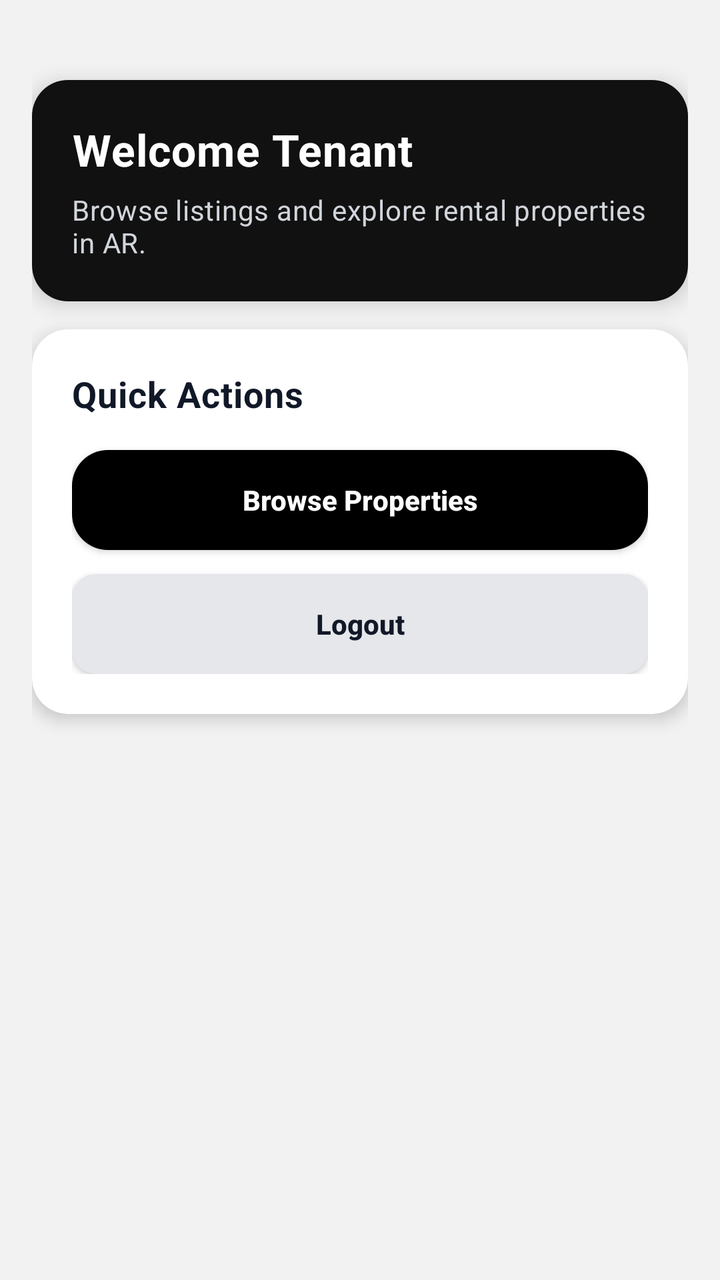
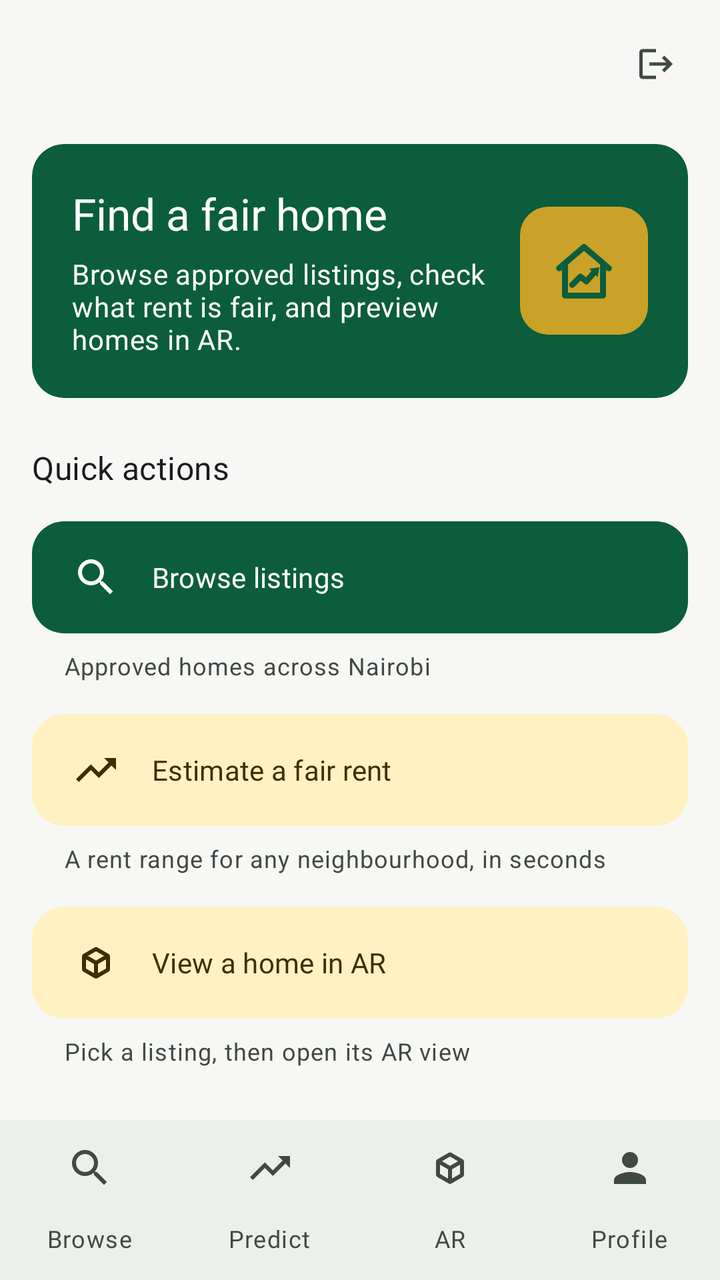

The first picture is an Android layout as it rendered before a commit; the second is the same layout after the commit. The layout source and the unified diff follow.
<!-- AndroidManifest.xml: application theme Theme.KodiWise -->
<!-- res/layout/activity_tenant_dashboard.xml -->
<?xml version="1.0" encoding="utf-8"?>
<ScrollView xmlns:android="http://schemas.android.com/apk/res/android"
    android:id="@+id/tenantRoot"
    android:layout_width="match_parent"
    android:layout_height="match_parent"
    android:background="#F2F2F2"
    android:fillViewport="true">

    <LinearLayout
        android:layout_width="match_parent"
        android:layout_height="wrap_content"
        android:orientation="vertical"
        android:padding="16dp">

        
        <androidx.cardview.widget.CardView
            xmlns:app="http://schemas.android.com/apk/res-auto"
            android:layout_width="match_parent"
            android:layout_height="wrap_content"
            android:layout_marginTop="24dp"
            android:layout_marginBottom="14dp"
            app:cardCornerRadius="18dp"
            app:cardElevation="6dp">

            <LinearLayout
                android:layout_width="match_parent"
                android:layout_height="wrap_content"
                android:background="#111111"
                android:orientation="vertical"
                android:padding="20dp">

                <TextView
                    android:id="@+id/tvWelcomeTenant"
                    android:layout_width="wrap_content"
                    android:layout_height="wrap_content"
                    android:text="Welcome Tenant"
                    android:textColor="#FFFFFF"
                    android:textSize="22sp"
                    android:textStyle="bold" />

                <TextView
                    android:layout_width="wrap_content"
                    android:layout_height="wrap_content"
                    android:layout_marginTop="6dp"
                    android:text="Browse listings and explore rental properties in AR."
                    android:textColor="#D1D5DB"
                    android:textSize="14sp" />

            </LinearLayout>

        </androidx.cardview.widget.CardView>

        
        <androidx.cardview.widget.CardView
            xmlns:app="http://schemas.android.com/apk/res-auto"
            android:layout_width="match_parent"
            android:layout_height="wrap_content"
            app:cardCornerRadius="18dp"
            app:cardElevation="5dp">

            <LinearLayout
                android:layout_width="match_parent"
                android:layout_height="wrap_content"
                android:orientation="vertical"
                android:padding="20dp">

                <TextView
                    android:layout_width="wrap_content"
                    android:layout_height="wrap_content"
                    android:text="Quick Actions"
                    android:textColor="#111827"
                    android:textSize="18sp"
                    android:textStyle="bold"
                    android:layout_marginBottom="16dp" />

                <androidx.appcompat.widget.AppCompatButton
                    android:id="@+id/btnBrowseProperties"
                    android:layout_width="match_parent"
                    android:layout_height="50dp"
                    android:text="Browse Properties"
                    android:textAllCaps="false"
                    android:textColor="#FFFFFF"
                    android:textSize="14sp"
                    android:textStyle="bold"
                    android:background="@drawable/btn_black_rounded"
                    android:backgroundTint="@null"
                    android:layout_marginBottom="12dp" />

                <androidx.appcompat.widget.AppCompatButton
                    android:id="@+id/btnLogout"
                    android:layout_width="match_parent"
                    android:layout_height="50dp"
                    android:text="Logout"
                    android:textAllCaps="false"
                    android:textColor="#111827"
                    android:textSize="14sp"
                    android:textStyle="bold"
                    android:background="@drawable/bg_light_button"
                    android:backgroundTint="@null" />

            </LinearLayout>

        </androidx.cardview.widget.CardView>

    </LinearLayout>

</ScrollView>
<!-- resources referenced by this layout -->
<resources>
  <!-- drawable bg_light_button (drawable) -->
  <?xml version="1.0" encoding="utf-8"?>
  <shape xmlns:android="http://schemas.android.com/apk/res/android">
      <solid android:color="#E5E7EB" />
      <corners android:radius="12dp" />
  </shape>
  <!-- drawable btn_black_rounded (drawable) -->
  <?xml version="1.0" encoding="utf-8"?>
  <selector xmlns:android="http://schemas.android.com/apk/res/android">
  
      
      <item android:state_pressed="true">
          <shape android:shape="rectangle">
              <solid android:color="#111111"/>
              <corners android:radius="18dp"/>
          </shape>
      </item>
  
      
      <item>
          <shape android:shape="rectangle">
              <solid android:color="#000000"/>
              <corners android:radius="18dp"/>
          </shape>
      </item>
  
  </selector>
  <style name="Widget.KodiWise.BottomNav" parent="Widget.Material3.BottomNavigationView">
          <item name="itemTextAppearanceActive">@style/TextAppearance.KodiWise.LabelMedium</item>
          <item name="itemTextAppearanceInactive">@style/TextAppearance.KodiWise.LabelMedium</item>
      </style>
  <!-- unchanged entries left out for length: 62 -->
</resources>

<!-- the commit's change to res/layout/activity_tenant_dashboard.xml (unified diff, before → after) -->
@@ -1,107 +1,158 @@
 <?xml version="1.0" encoding="utf-8"?>
-<ScrollView xmlns:android="http://schemas.android.com/apk/res/android"
+<LinearLayout xmlns:android="http://schemas.android.com/apk/res/android"
+    android:fitsSystemWindows="true"
+    xmlns:app="http://schemas.android.com/apk/res-auto"
     android:id="@+id/tenantRoot"
     android:layout_width="match_parent"
     android:layout_height="match_parent"
-    android:background="#F2F2F2"
-    android:fillViewport="true">
+    android:background="?android:attr/colorBackground"
+    android:orientation="vertical">
 
-    <LinearLayout
+    <com.google.android.material.appbar.MaterialToolbar
+        android:id="@+id/toolbar"
         android:layout_width="match_parent"
         android:layout_height="wrap_content"
-        android:orientation="vertical"
-        android:padding="16dp">
+        android:minHeight="?attr/actionBarSize"
+        android:background="?android:attr/colorBackground">
 
         
-        <androidx.cardview.widget.CardView
-            xmlns:app="http://schemas.android.com/apk/res-auto"
+        <com.google.android.material.button.MaterialButton
+            android:id="@+id/btnLogout"
+            style="@style/Widget.Material3.Button.IconButton"
+            android:layout_width="48dp"
+            android:layout_height="48dp"
+            android:layout_gravity="end|center_vertical"
+            android:layout_marginEnd="8dp"
+            android:contentDescription="@string/log_out"
+            app:icon="@drawable/ic_logout"
+            app:iconTint="?attr/colorOnSurfaceVariant" />
+    </com.google.android.material.appbar.MaterialToolbar>
+
+    <ScrollView
+        android:layout_width="match_parent"
+        android:layout_height="0dp"
+        android:layout_weight="1"
+        android:fillViewport="true">
+
+        <LinearLayout
             android:layout_width="match_parent"
             android:layout_height="wrap_content"
-            android:layout_marginTop="24dp"
-            android:layout_marginBottom="14dp"
-            app:cardCornerRadius="18dp"
-            app:cardElevation="6dp">
+            android:orientation="vertical"
+            android:paddingHorizontal="16dp"
+            android:paddingBottom="24dp">
 
-            <LinearLayout
+            
+            <com.google.android.material.card.MaterialCardView
+                style="@style/Widget.KodiWise.Card.Hero"
                 android:layout_width="match_parent"
                 android:layout_height="wrap_content"
-                android:background="#111111"
-                android:orientation="vertical"
-                android:padding="20dp">
+                android:layout_marginTop="8dp">
 
-                <TextView
-                    android:id="@+id/tvWelcomeTenant"
-                    android:layout_width="wrap_content"
+                <LinearLayout
+                    android:layout_width="match_parent"
                     android:layout_height="wrap_content"
-                    android:text="Welcome Tenant"
-                    android:textColor="#FFFFFF"
-                    android:textSize="22sp"
-                    android:textStyle="bold" />
+                    android:gravity="center_vertical"
+                    android:orientation="horizontal"
+                    android:padding="20dp">
 
-                <TextView
-                    android:layout_width="wrap_content"
-                    android:layout_height="wrap_content"
-                    android:layout_marginTop="6dp"
-                    android:text="Browse listings and explore rental properties in AR."
-                    android:textColor="#D1D5DB"
-                    android:textSize="14sp" />
+                    <LinearLayout
+                        android:layout_width="0dp"
+                        android:layout_height="wrap_content"
+                        android:layout_weight="1"
+                        android:orientation="vertical">
 
-            </LinearLayout>
+                        <TextView
+                            android:id="@+id/tvWelcomeTenant"
+                            android:layout_width="wrap_content"
+                            android:layout_height="wrap_content"
+                            android:text="@string/hero_tenant_title"
+                            android:textAppearance="?attr/textAppearanceTitleLarge"
+                            android:textColor="@color/kw_on_hero" />
 
-        </androidx.cardview.widget.CardView>
+                        <TextView
+                            android:layout_width="wrap_content"
+                            android:layout_height="wrap_content"
+                            android:layout_marginTop="6dp"
+                            android:text="@string/hero_tenant_body"
+                            android:textAppearance="?attr/textAppearanceBodyMedium"
+                            android:textColor="@color/kw_on_hero" />
+                    </LinearLayout>
 
-        
-        <androidx.cardview.widget.CardView
-            xmlns:app="http://schemas.android.com/apk/res-auto"
-            android:layout_width="match_parent"
-            android:layout_height="wrap_content"
-            app:cardCornerRadius="18dp"
-            app:cardElevation="5dp">
+                    <ImageView
+                        android:layout_width="64dp"
+                        android:layout_height="64dp"
+                        android:layout_marginStart="12dp"
+                        android:contentDescription="@null"
+                        android:src="@drawable/ic_logo" />
+                </LinearLayout>
+            </com.google.android.material.card.MaterialCardView>
 
-            <LinearLayout
+            <TextView
+                android:layout_width="wrap_content"
+                android:layout_height="wrap_content"
+                android:layout_marginTop="24dp"
+                android:text="@string/quick_actions"
+                android:textAppearance="?attr/textAppearanceTitleMedium"
+                android:textColor="?attr/colorOnBackground" />
+
+            <com.google.android.material.button.MaterialButton
+                android:id="@+id/btnBrowseProperties"
+                style="@style/Widget.KodiWise.Button.Action.Primary"
                 android:layout_width="match_parent"
                 android:layout_height="wrap_content"
-                android:orientation="vertical"
-                android:padding="20dp">
+                android:layout_marginTop="12dp"
+                android:text="@string/action_browse"
+                app:icon="@drawable/ic_search" />
+            <TextView
+                android:layout_width="match_parent"
+                android:layout_height="wrap_content"
+                android:layout_marginStart="16dp"
+                android:layout_marginTop="4dp"
+                android:text="@string/action_browse_sub"
+                android:textAppearance="?attr/textAppearanceBodySmall"
+                android:textColor="?attr/colorOnSurfaceVariant" />
 
-                <TextView
-                    android:layout_width="wrap_content"
-                    android:layout_height="wrap_content"
-                    android:text="Quick Actions"
-                    android:textColor="#111827"
-                    android:textSize="18sp"
-                    android:textStyle="bold"
-                    android:layout_marginBottom="16dp" />
+            <com.google.android.material.button.MaterialButton
+                android:id="@+id/btnTenantPredict"
+                style="@style/Widget.KodiWise.Button.Action"
+                android:layout_width="match_parent"
+                android:layout_height="wrap_content"
+                android:layout_marginTop="12dp"
+                android:text="@string/action_predict"
+                app:icon="@drawable/ic_trending_up" />
+            <TextView
+                android:layout_width="match_parent"
+                android:layout_height="wrap_content"
+                android:layout_marginStart="16dp"
+                android:layout_marginTop="4dp"
+                android:text="@string/action_predict_sub"
+                android:textAppearance="?attr/textAppearanceBodySmall"
+                android:textColor="?attr/colorOnSurfaceVariant" />
 
-                <androidx.appcompat.widget.AppCompatButton
-                    android:id="@+id/btnBrowseProperties"
-                    android:layout_width="match_parent"
-                    android:layout_height="50dp"
-                    android:text="Browse Properties"
-                    android:textAllCaps="false"
-                    android:textColor="#FFFFFF"
-                    android:textSize="14sp"
-                    android:textStyle="bold"
-                    android:background="@drawable/btn_black_rounded"
-                    android:backgroundTint="@null"
-                    android:layout_marginBottom="12dp" />
+            <com.google.android.material.button.MaterialButton
+                android:id="@+id/btnTenantAr"
+                style="@style/Widget.KodiWise.Button.Action"
+                android:layout_width="match_parent"
+                android:layout_height="wrap_content"
+                android:layout_marginTop="12dp"
+                android:text="@string/action_ar"
+                app:icon="@drawable/ic_view_in_ar" />
+            <TextView
+                android:layout_width="match_parent"
+                android:layout_height="wrap_content"
+                android:layout_marginStart="16dp"
+                android:layout_marginTop="4dp"
+                android:text="@string/action_ar_sub"
+                android:textAppearance="?attr/textAppearanceBodySmall"
+                android:textColor="?attr/colorOnSurfaceVariant" />
 
-                <androidx.appcompat.widget.AppCompatButton
-                    android:id="@+id/btnLogout"
-                    android:layout_width="match_parent"
-                    android:layout_height="50dp"
-                    android:text="Logout"
-                    android:textAllCaps="false"
-                    android:textColor="#111827"
-                    android:textSize="14sp"
-                    android:textStyle="bold"
-                    android:background="@drawable/bg_light_button"
-                    android:backgroundTint="@null" />
+        </LinearLayout>
+    </ScrollView>
 
-            </LinearLayout>
-
-        </androidx.cardview.widget.CardView>
-
-    </LinearLayout>
-
-</ScrollView>
+    <com.google.android.material.bottomnavigation.BottomNavigationView
+        android:id="@+id/bottomNav"
+        android:layout_width="match_parent"
+        android:layout_height="wrap_content"
+        app:labelVisibilityMode="labeled"
+        app:menu="@menu/nav_tenant" />
+</LinearLayout>
<!-- resource entries referenced after the edit -->
@@ -1,35 +1,139 @@
 <!-- resources referenced by this layout -->
 <resources>
-  <!-- drawable bg_light_button (drawable) -->
+  <color name="kw_on_hero">#FFFFFF</color>
+  <!-- drawable ic_logo (drawable) -->
   <?xml version="1.0" encoding="utf-8"?>
-  <shape xmlns:android="http://schemas.android.com/apk/res/android">
-      <solid android:color="#E5E7EB" />
-      <corners android:radius="12dp" />
-  </shape>
-  <!-- drawable btn_black_rounded (drawable) -->
+  <layer-list xmlns:android="http://schemas.android.com/apk/res/android">
+      <item>
+          <shape android:shape="rectangle"><corners android:radius="24dp" /><solid android:color="@color/kw_brand_gold" /></shape>
+      </item>
+      <item android:drawable="@drawable/ic_launcher_foreground" />
+  </layer-list>
+  <!-- drawable ic_logout (drawable) -->
   <?xml version="1.0" encoding="utf-8"?>
-  <selector xmlns:android="http://schemas.android.com/apk/res/android">
-  
-      
-      <item android:state_pressed="true">
-          <shape android:shape="rectangle">
-              <solid android:color="#111111"/>
-              <corners android:radius="18dp"/>
-          </shape>
-      </item>
-  
-      
-      <item>
-          <shape android:shape="rectangle">
-              <solid android:color="#000000"/>
-              <corners android:radius="18dp"/>
-          </shape>
-      </item>
-  
-  </selector>
+  <vector xmlns:android="http://schemas.android.com/apk/res/android"
+      android:width="24dp"
+      android:height="24dp"
+      android:autoMirrored="true"
+      android:tint="?attr/colorControlNormal"
+      android:viewportWidth="24"
+      android:viewportHeight="24">
+      <path
+          android:fillColor="@android:color/white"
+          android:pathData="M17,7l-1.41,1.41L18.17,11H8v2h10.17l-2.58,2.58L17,17l5,-5zM4,5h8V3H4c-1.1,0 -2,0.9 -2,2v14c0,1.1 0.9,2 2,2h8v-2H4V5z" />
+  </vector>
+  <!-- drawable ic_search (drawable) -->
+  <?xml version="1.0" encoding="utf-8"?>
+  <vector xmlns:android="http://schemas.android.com/apk/res/android"
+      android:width="24dp"
+      android:height="24dp"
+      android:autoMirrored="false"
+      android:tint="?attr/colorControlNormal"
+      android:viewportWidth="24"
+      android:viewportHeight="24">
+      <path
+          android:fillColor="@android:color/white"
+          android:pathData="M15.5,14h-0.79l-0.28,-0.27C15.41,12.59 16,11.11 16,9.5 16,5.91 13.09,3 9.5,3S3,5.91 3,9.5 5.91,16 9.5,16c1.61,0 3.09,-0.59 4.23,-1.57l0.27,0.28v0.79l5,4.99L20.49,19l-4.99,-5zM9.5,14C7.01,14 5,11.99 5,9.5S7.01,5 9.5,5 14,7.01 14,9.5 11.99,14 9.5,14z" />
+  </vector>
+  <!-- drawable ic_trending_up (drawable) -->
+  <?xml version="1.0" encoding="utf-8"?>
+  <vector xmlns:android="http://schemas.android.com/apk/res/android"
+      android:width="24dp"
+      android:height="24dp"
+      android:autoMirrored="true"
+      android:tint="?attr/colorControlNormal"
+      android:viewportWidth="24"
+      android:viewportHeight="24">
+      <path
+          android:fillColor="@android:color/white"
+          android:pathData="M16,6l2.29,2.29 -4.88,4.88 -4,-4L2,16.59 3.41,18l6,-6 4,4 6.3,-6.29L22,12V6z" />
+  </vector>
+  <!-- drawable ic_view_in_ar (drawable) -->
+  <?xml version="1.0" encoding="utf-8"?>
+  <vector xmlns:android="http://schemas.android.com/apk/res/android"
+      android:width="24dp"
+      android:height="24dp"
+      android:autoMirrored="false"
+      android:tint="?attr/colorControlNormal"
+      android:viewportWidth="24"
+      android:viewportHeight="24">
+      <path
+          android:fillColor="@android:color/white"
+          android:pathData="M18.25,7.6l-5.5,-3.18c-0.46,-0.27 -1.04,-0.27 -1.5,0L5.75,7.6C5.29,7.87 5,8.36 5,8.9v6.35c0,0.54 0.29,1.03 0.75,1.3l5.5,3.18c0.46,0.27 1.04,0.27 1.5,0l5.5,-3.18c0.46,-0.27 0.75,-0.76 0.75,-1.3V8.9C19,8.36 18.71,7.87 18.25,7.6zM7,14.96v-4.62l4,2.32v4.61L7,14.96zM12,10.93L8,8.61l4,-2.31l4,2.31L12,10.93zM13,17.27v-4.61l4,-2.32v4.62L13,17.27z" />
+  </vector>
+  <string name="action_ar">View a home in AR</string>
+  <string name="action_ar_sub">Pick a listing, then open its AR view</string>
+  <string name="action_browse">Browse listings</string>
+  <string name="action_browse_sub">Approved homes across Nairobi</string>
+  <string name="action_predict">Estimate a fair rent</string>
+  <string name="action_predict_sub">A rent range for any neighbourhood, in seconds</string>
+  <string name="hero_tenant_body">Browse approved listings, check what rent is fair, and preview homes in AR.</string>
+  <string name="hero_tenant_title">Find a fair home</string>
+  <string name="log_out">Log out</string>
+  <string name="quick_actions">Quick actions</string>
+  <style name="Widget.KodiWise.Button.Action" parent="Widget.Material3.Button.TonalButton">
+          <item name="shapeAppearance">@style/ShapeAppearance.KodiWise.Large</item>
+          <item name="android:minHeight">64dp</item>
+          <item name="android:gravity">start|center_vertical</item>
+          <item name="android:paddingStart">20dp</item>
+          <item name="android:paddingEnd">20dp</item>
+          <item name="iconPadding">16dp</item>
+          <item name="iconSize">24dp</item>
+          <item name="android:textAppearance">@style/TextAppearance.KodiWise.TitleSmall</item>
+      </style>
+  <style name="Widget.KodiWise.Button.Action.Primary" parent="Widget.Material3.Button">
+          <item name="shapeAppearance">@style/ShapeAppearance.KodiWise.Large</item>
+          <item name="android:minHeight">64dp</item>
+          <item name="android:gravity">start|center_vertical</item>
+          <item name="android:paddingStart">20dp</item>
+          <item name="android:paddingEnd">20dp</item>
+          <item name="iconPadding">16dp</item>
+          <item name="iconSize">24dp</item>
+          <item name="android:textAppearance">@style/TextAppearance.KodiWise.TitleSmall</item>
+      </style>
+  <style name="Widget.KodiWise.Card.Hero" parent="Widget.Material3.CardView.Filled">
+          <item name="cardCornerRadius">16dp</item>
+          <item name="cardBackgroundColor">@color/kw_hero</item>
+      </style>
+  <color name="kw_brand_gold">#C9A227</color>
+  <!-- drawable ic_launcher_foreground (drawable) -->
+  <?xml version="1.0" encoding="utf-8"?>
+  <vector xmlns:android="http://schemas.android.com/apk/res/android"
+      android:width="108dp"
+      android:height="108dp"
+      android:viewportWidth="108"
+      android:viewportHeight="108">
+      <path
+          android:strokeColor="@color/kw_brand_green"
+          android:strokeWidth="5"
+          android:strokeLineJoin="round"
+          android:strokeLineCap="round"
+          android:fillColor="#00000000"
+          android:pathData="M33,52 L54,34 L75,52 M38,48 L38,75 L70,75 L70,48" />
+      <path
+          android:strokeColor="@color/kw_brand_green"
+          android:strokeWidth="5"
+          android:strokeLineJoin="round"
+          android:strokeLineCap="round"
+          android:fillColor="#00000000"
+          android:pathData="M44,66 L51,59 L56,63 L63,55" />
+      <path
+          android:fillColor="@color/kw_brand_green"
+          android:pathData="M58.5,52.5 L67,51 L65.5,59.5 Z" />
+  </vector>
+  <color name="kw_hero">#0B5D3B</color>
+  <color name="kw_brand_green">#0B5D3B</color>
   <style name="Widget.KodiWise.BottomNav" parent="Widget.Material3.BottomNavigationView">
           <item name="itemTextAppearanceActive">@style/TextAppearance.KodiWise.LabelMedium</item>
           <item name="itemTextAppearanceInactive">@style/TextAppearance.KodiWise.LabelMedium</item>
+          <item name="itemTextAppearanceActiveBoldEnabled">false</item>
+          <item name="itemIconTint">@color/kw_on_surface_variant</item>
+          <item name="itemTextColor">@color/kw_on_surface_variant</item>
+          <item name="itemActiveIndicatorStyle">@style/Widget.KodiWise.BottomNav.NoIndicator</item>
+          <item name="backgroundTint">@color/kw_surface_container</item>
+      </style>
+  <style name="Widget.KodiWise.BottomNav.NoIndicator" parent="Widget.Material3.BottomNavigationView.ActiveIndicator">
+          <item name="android:color">@android:color/transparent</item>
       </style>
   <!-- unchanged entries left out for length: 62 -->
 </resources>
